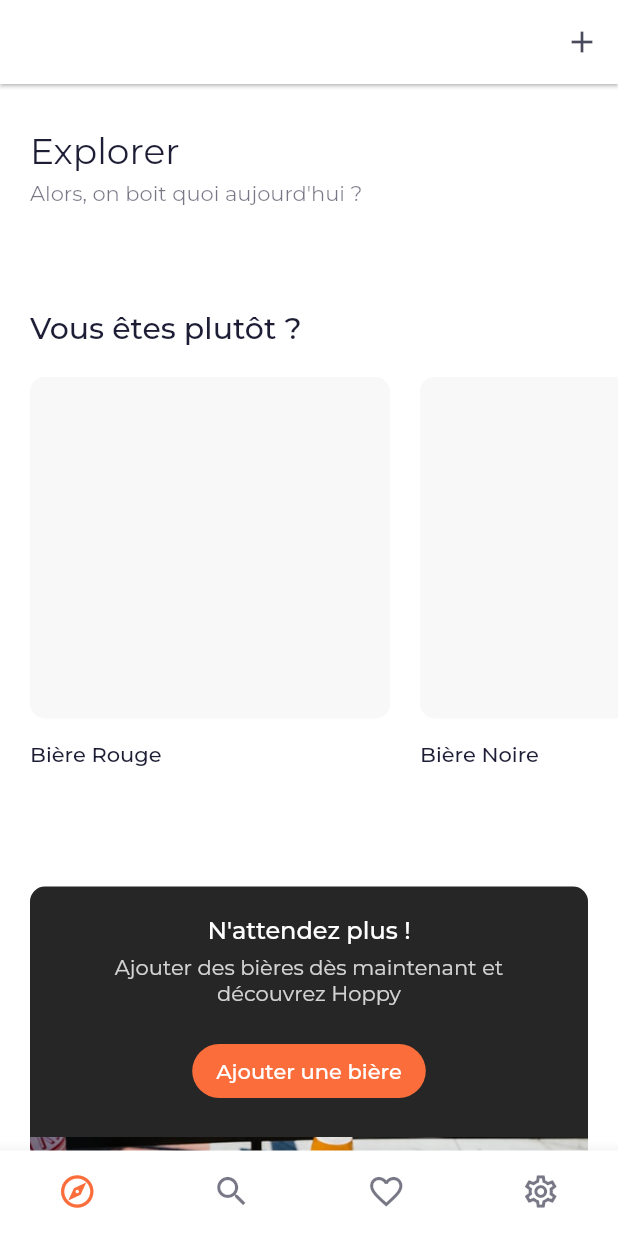
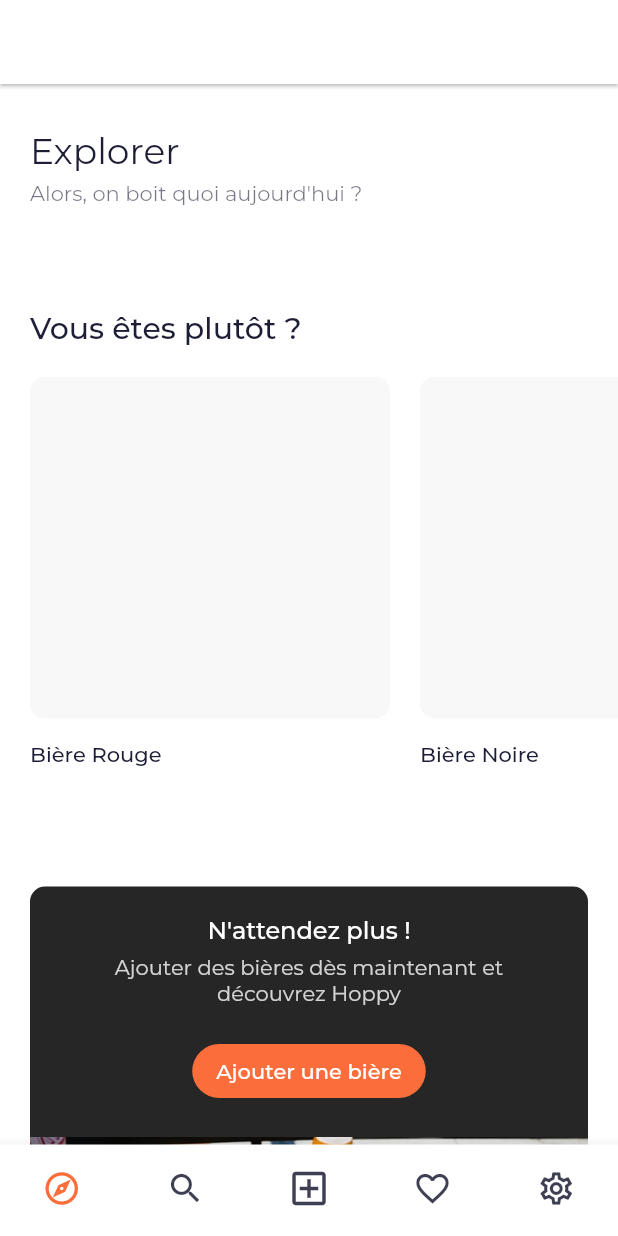
Before and after one commit to Synthx/Hoppy, a Flutter app: the screen it shows after launch, on a phone screen of 412 x 824 dp. Run offline on Flutter 3.47's test engine with Material 2 defaults, Android fonts, the light colour scheme and no system bars; our stand-ins replace bloc, camera, charts_flutter, equatable, flutter_bloc, flutter_rating_bar and 8 more; accounts and stored records are empty; generated files the repository leaves out were written again.

Commit message:
:lipstick: : rework main action

```diff
--- a/lib/core/theme/theme_data.dart
+++ b/lib/core/theme/theme_data.dart
@@ -56,7 +56,7 @@ ThemeData lightThemeData(BuildContext context) {
     bottomNavigationBarTheme: bottomBarTheme.copyWith(
       backgroundColor: kLightBackgroundColor,
       selectedItemColor: kPrimaryColor,
-      unselectedItemColor: kLightContentColor.withOpacity(0.6),
+      unselectedItemColor: kLightContentColor.withOpacity(0.85),
     ),
     textTheme: GoogleFonts.montserratTextTheme()
         .apply(
--- a/lib/screens/main/explore/explore_view.dart
+++ b/lib/screens/main/explore/explore_view.dart
@@ -10,13 +10,6 @@ class ExploreView extends StatefulWidget {
 
 class _ExploreViewState extends State<ExploreView>
     with AutomaticKeepAliveClientMixin {
-  void _openSearchBeerDialog() {
-    Navigator.push(
-      context,
-      SearchBeerDialog.route(),
-    );
-  }
-
   @override
   bool get wantKeepAlive => true;
 
@@ -39,12 +32,6 @@ class _ExploreViewState extends State<ExploreView>
     return Scaffold(
       appBar: AppBar(
         title: const Text("Hoppy"),
-        actions: [
-          IconButton(
-            icon: const Icon(Icons.add),
-            onPressed: () => _openSearchBeerDialog(),
-          ),
-        ],
       ),
       body: ListView(
         physics: const BouncingScrollPhysics(),
--- a/lib/screens/main/main_screen.dart
+++ b/lib/screens/main/main_screen.dart
@@ -1,5 +1,6 @@
 import 'package:flutter/material.dart';
 import 'package:flutter_bloc/flutter_bloc.dart';
+import 'package:hoppy/screens/screens.dart';
 import 'package:hoppy/store/cubit/cubit.dart';
 
 import 'explore/explore_view.dart';
@@ -43,10 +44,20 @@ class _MainScreenState extends State<MainScreen> {
   }
 
   void goToView(int index) {
-    setState(() {
-      _currentViewIndex = index;
-    });
-    _viewController.jumpToPage(index);
+    if (index == 2) {
+      Navigator.push(
+        context,
+        SearchBeerDialog.route(),
+      );
+    } else {
+      if (index > 2) {
+        index -= 1;
+      }
+      setState(() {
+        _currentViewIndex = index;
+      });
+      _viewController.jumpToPage(index);
+    }
   }
 
   @override
@@ -72,6 +83,13 @@ class _MainScreenState extends State<MainScreen> {
             icon: Icon(Icons.search_outlined),
             label: 'Rechercher',
           ),
+          BottomNavigationBarItem(
+            icon: Icon(
+              Icons.add_box_outlined,
+              size: 30,
+            ),
+            label: '',
+          ),
           const BottomNavigationBarItem(
             icon: Icon(Icons.favorite_border),
             label: 'Favoris',
```
